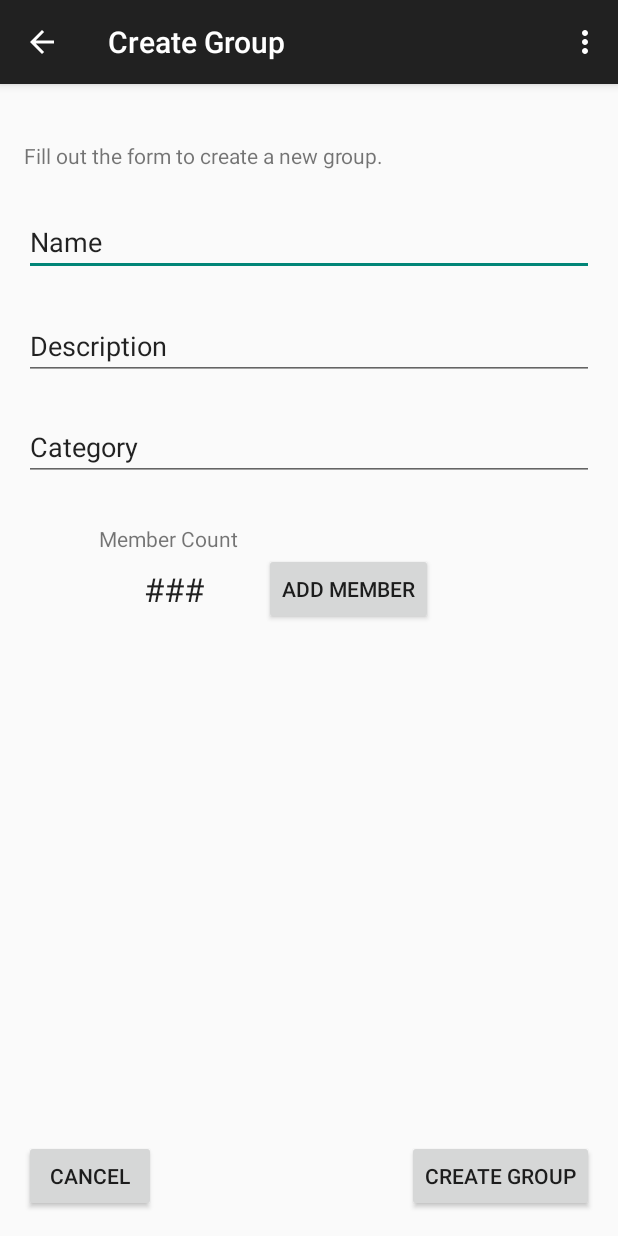
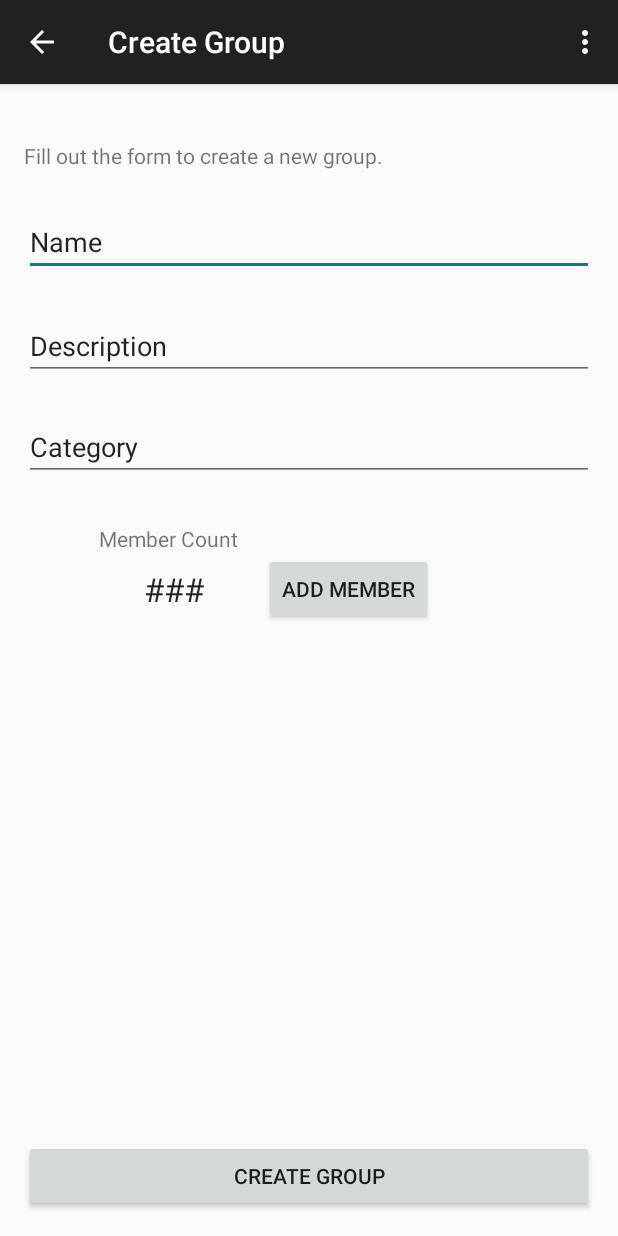
Before and after one commit to rub-sky/BulletinGroupBlast, an Android app: the CreateGroupActivity screen opened directly, with no data from a screen before it, on a phone screen of 412 x 824 dp. Run offline under Robolectric (Android 15) with nearby library versions, the phone set to English and light mode, and no system bars.

Commit message:
Updated Activity interfaces
- Removed the cancel button from the create group activity
- Group Activity troubleshooting by changing name and removing fragment code
- Added list test items to the Navigation Drawer fragment
- Added try catch exception to log file in some functions in Organization activity
- Added some test data vars in th User landing activity

```diff
--- a/app/src/main/java/com/bulletingroupblast/bulletingroupblast/CreateGroupActivity.java
+++ b/app/src/main/java/com/bulletingroupblast/bulletingroupblast/CreateGroupActivity.java
@@ -32,11 +32,12 @@ public class CreateGroupActivity extends ActionBarActivity {
             Intent prevIntent = getIntent();
             int org_id = prevIntent.getIntExtra("org_id", 0); // Get the organization id
 
-            if (org_id == 0) {
+//            if (org_id == 0) {
             /*TODO: Throw an exception*/
-            } else {
+                Log.i("Organization activity", String.valueOf(org_id));
+//            } else {
 
-            }
+//            }
 
 
         } catch (Exception ex) {
@@ -85,7 +86,7 @@ public class CreateGroupActivity extends ActionBarActivity {
             String orgCat = txtCategory.getText().toString();
 
             // Create a group object
-            newGroup = new Group(10, orgName, orgDesc, orgCat);
+            //newGroup = new Group(10, orgName, orgDesc, orgCat);
 
             /*TODO: Save group to database*/
             // End this activity
@@ -95,13 +96,6 @@ public class CreateGroupActivity extends ActionBarActivity {
         }
     }
 
-    /**
-     * The click event that cancels the group creation
-     * @param v
-     */
-    public void onCancelGroupCreateBtnClick(View v) {
-        finishActivity(0);
-    }
 
     /**
      * The click event for adding another user to the group
--- a/app/src/main/res/layout/activity_create_group.xml
+++ b/app/src/main/res/layout/activity_create_group.xml
@@ -57,10 +57,11 @@
         android:layout_marginTop="48dp"
         android:layout_below="@+id/txtGrpCategory"
         android:layout_toRightOf="@+id/lblMemberCount"
-        android:layout_toEndOf="@+id/lblMemberCount" />
+        android:layout_toEndOf="@+id/lblMemberCount"
+        android:onClick="onAddNewUserToGroup" />
 
     <Button
-        android:layout_width="wrap_content"
+        android:layout_width="match_parent"
         android:layout_height="wrap_content"
         android:text="Create Group"
         android:id="@+id/btnCreateGroup"
@@ -68,15 +69,6 @@
         android:layout_alignRight="@+id/txtGrpCategory"
         android:layout_alignEnd="@+id/txtGrpCategory"
         android:onClick="onCreateGroupBtnClick" />
-
-    <Button
-        android:layout_width="wrap_content"
-        android:layout_height="wrap_content"
-        android:text="Cancel"
-        android:id="@+id/btnCancelGroup"
-        android:layout_alignBottom="@+id/btnCreateGroup"
-        android:layout_alignParentLeft="true"
-        android:layout_alignParentStart="true" />
 
     <TextView
         android:layout_width="wrap_content"
--- a/app/src/main/res/layout/activity_group.xml
+++ b/app/src/main/res/layout/activity_group.xml
@@ -19,7 +19,8 @@
     <fragment android:id="@+id/navigation_drawer"
         android:layout_width="@dimen/navigation_drawer_width" android:layout_height="match_parent"
         android:layout_gravity="start"
-        android:name="com.bulletingroupblast.bulletingroupblast.NavigationDrawerFragment"
+        android:name="com.bulletingroupblast.bulletingroupblast.GroupNavigationDrawerFragment"
         tools:layout="@layout/fragment_navigation_drawer" />
 
+
 </android.support.v4.widget.DrawerLayout>
--- a/app/src/main/res/layout/fragment_navigation_drawer.xml
+++ b/app/src/main/res/layout/fragment_navigation_drawer.xml
@@ -3,4 +3,5 @@
     android:layout_height="match_parent" android:choiceMode="singleChoice"
     android:divider="@android:color/transparent" android:dividerHeight="0dp"
     android:background="#cccc"
-    tools:context="com.bulletingroupblast.bulletingroupblast.NavigationDrawerFragment" />
+    tools:context="com.bulletingroupblast.bulletingroupblast.GroupNavigationDrawerFragment"
+    android:id="@+id/lstGroupMenu" />
```
Also changed, not shown: app/src/main/java/com/bulletingroupblast/bulletingroupblast/GroupActivity.java (+25 -12 lines), app/src/main/java/com/bulletingroupblast/bulletingroupblast/GroupNavigationDrawerFragment.java (renamed from app/src/main/java/com/bulletingroupblast/bulletingroupblast/NavigationDrawerFragment.java, +57 -2 lines), app/src/main/java/com/bulletingroupblast/bulletingroupblast/OrganizationActivity.java (+18 -7 lines), app/src/main/java/com/bulletingroupblast/bulletingroupblast/UserLandingActivity.java (+13 -1 lines), app/src/main/res/layout/fragment_group.xml (deleted, +0 -12 lines), app/src/main/res/values-large/refs.xml (added, +11 -0 lines), app/src/main/res/values-sw600dp/refs.xml (added, +11 -0 lines), app/src/main/res/values/refs.xml (added, +11 -0 lines).
